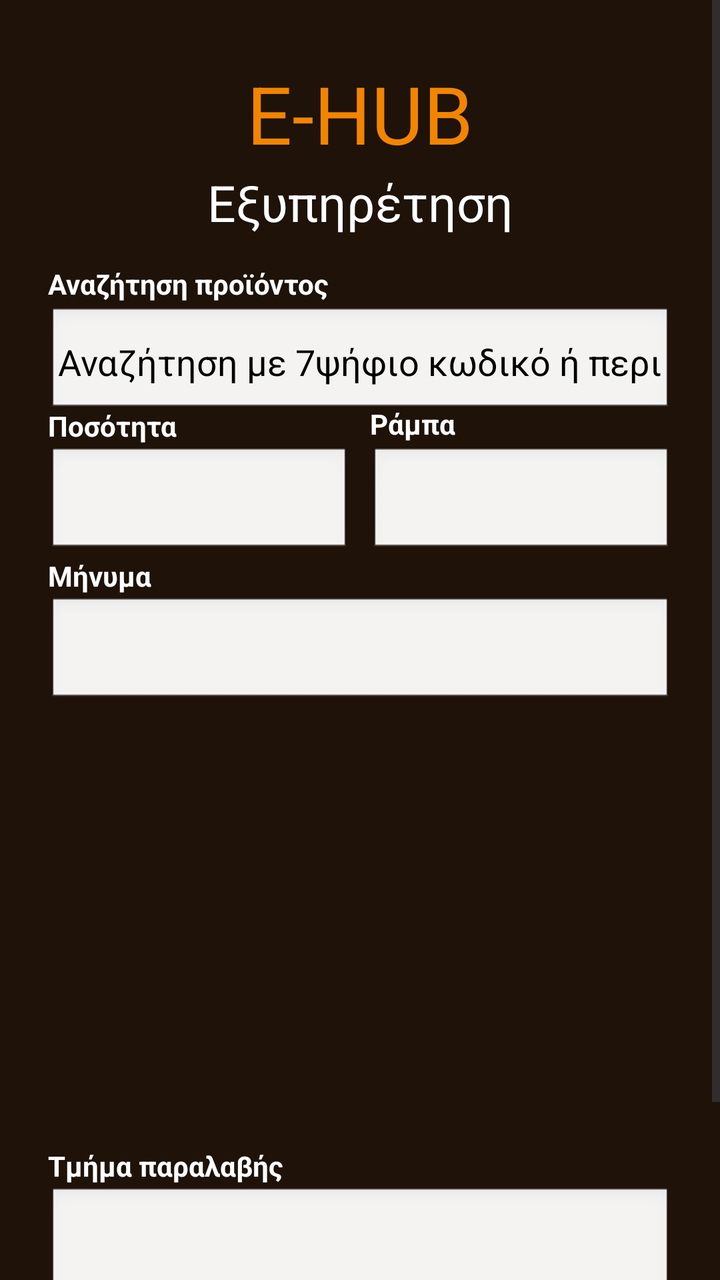
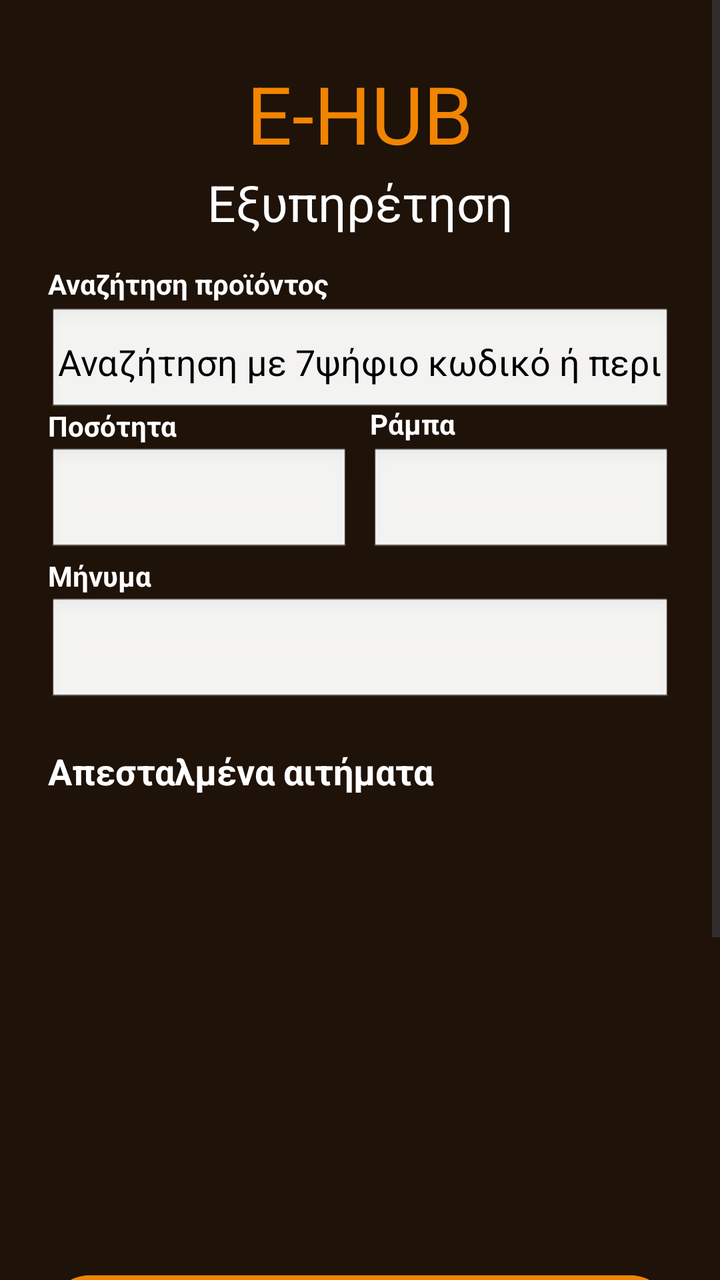

Screens rendered from an Android XML layout before and after an edit, with the pre-edit source and the edit as a unified diff.
<!-- AndroidManifest.xml: application theme Theme.EHUB -->
<!-- res/layout/customer_support.xml -->
<?xml version="1.0" encoding="utf-8"?>
<ScrollView
    xmlns:android="http://schemas.android.com/apk/res/android"
    xmlns:tools="http://schemas.android.com/tools"
    xmlns:app="http://schemas.android.com/apk/res-auto"
    android:layout_width="match_parent"
    android:layout_height="match_parent"
    android:background="@color/brown">

    <androidx.constraintlayout.widget.ConstraintLayout
        android:layout_width="match_parent"
        android:layout_height="wrap_content"
        android:paddingBottom="24dp">

        <TextView
            android:id="@+id/titleText"
            android:layout_width="wrap_content"
            android:layout_height="wrap_content"
            android:layout_marginTop="30dp"
            android:text="E-HUB"
            android:textColor="@color/orange"
            android:textSize="40sp"
            app:layout_constraintEnd_toEndOf="parent"
            app:layout_constraintStart_toStartOf="parent"
            app:layout_constraintTop_toTopOf="parent" />

        <TextView
            android:id="@+id/customerSupportTitle"
            android:layout_width="wrap_content"
            android:layout_height="wrap_content"
            android:layout_marginTop="1dp"
            android:text="Εξυπηρέτηση"
            android:textColor="@color/white"
            android:textSize="25sp"
            app:layout_constraintEnd_toEndOf="parent"
            app:layout_constraintStart_toStartOf="parent"
            app:layout_constraintTop_toBottomOf="@id/titleText" />

        <TextView
            android:id="@+id/productSearchLabel"
            android:layout_width="wrap_content"
            android:layout_height="wrap_content"
            android:layout_marginBottom="2dp"
            android:text="Αναζήτηση προϊόντος"
            android:textColor="@color/white"
            android:textSize="14sp"
            android:textStyle="bold"
            app:layout_constraintBottom_toTopOf="@id/customerSupportSearch"
            app:layout_constraintStart_toStartOf="@id/customerSupportSearch" />

        <EditText
            android:id="@+id/customerSupportSearch"
            android:layout_width="0dp"
            android:layout_height="55dp"
            android:layout_marginStart="24dp"
            android:layout_marginTop="70dp"
            android:layout_marginEnd="24dp"
            android:background="@android:drawable/edit_text"
            android:hint="Αναζήτηση με 7ψήφιο κωδικό ή περιγραφή"
            android:inputType="text"
            android:padding="5dp"
            android:singleLine="true"
            android:textColor="@color/black"
            android:textColorHint="@color/black"
            app:layout_constraintEnd_toEndOf="parent"
            app:layout_constraintStart_toStartOf="parent"
            app:layout_constraintTop_toBottomOf="@id/titleText" />

        <ScrollView
            android:id="@+id/customerSupSuggestionsScroll"
            android:layout_width="0dp"
            android:layout_height="150dp"
            android:layout_marginStart="20dp"
            android:layout_marginEnd="20dp"
            android:background="@android:color/white"
            android:elevation="8dp"
            android:visibility="gone"
            app:layout_constraintEnd_toEndOf="parent"
            app:layout_constraintStart_toStartOf="parent"
            app:layout_constraintTop_toBottomOf="@id/customerSupportSearch">

            <LinearLayout
                android:id="@+id/customerSupSuggestionsList"
                android:layout_width="match_parent"
                android:layout_height="wrap_content"
                android:orientation="vertical"
                android:padding="8dp" />

        </ScrollView>

        <TextView
            android:id="@+id/quantityLabel"
            android:layout_width="wrap_content"
            android:layout_height="wrap_content"
            android:layout_marginBottom="1dp"
            android:text="Ποσότητα"
            android:textColor="@color/white"
            android:textSize="14sp"
            android:textStyle="bold"
            app:layout_constraintBottom_toTopOf="@id/quantityInput"
            app:layout_constraintStart_toStartOf="@id/quantityInput" />

        <EditText
            android:id="@+id/quantityInput"
            android:layout_width="0dp"
            android:layout_height="55dp"
            android:layout_marginStart="24dp"
            android:layout_marginTop="15dp"
            android:layout_marginEnd="2dp"
            android:background="@android:drawable/edit_text"
            android:inputType="number"
            android:padding="12dp"
            android:singleLine="true"
            android:textColor="@color/black"
            android:textColorHint="#777777"
            app:layout_constraintEnd_toStartOf="@id/locationInput"
            app:layout_constraintStart_toStartOf="parent"
            app:layout_constraintTop_toBottomOf="@id/customerSupportSearch" />

        <TextView
            android:id="@+id/r_θεση"
            android:layout_width="wrap_content"
            android:layout_height="wrap_content"
            android:layout_marginBottom="2dp"
            android:text="Ράμπα"
            android:textColor="@color/white"
            android:textSize="14sp"
            android:textStyle="bold"
            app:layout_constraintBottom_toTopOf="@id/locationInput"
            app:layout_constraintStart_toStartOf="@id/locationInput" />

        <EditText
            android:id="@+id/locationInput"
            android:layout_width="0dp"
            android:layout_height="55dp"
            android:layout_marginStart="8dp"
            android:layout_marginEnd="24dp"
            android:background="@android:drawable/edit_text"
            android:inputType="number"
            android:padding="12dp"
            android:singleLine="true"
            android:textColor="@color/black"
            android:textColorHint="#777777"
            app:layout_constraintEnd_toEndOf="parent"
            app:layout_constraintStart_toEndOf="@id/quantityInput"
            app:layout_constraintTop_toTopOf="@id/quantityInput" />

        <TextView
            android:id="@+id/messageLabel"
            android:layout_width="wrap_content"
            android:layout_height="wrap_content"
            android:layout_marginBottom="1dp"
            android:text="Μήνυμα"
            android:textColor="@color/white"
            android:textSize="14sp"
            android:textStyle="bold"
            app:layout_constraintBottom_toTopOf="@id/messageInput"
            app:layout_constraintStart_toStartOf="@id/messageInput" />

        <EditText
            android:id="@+id/messageInput"
            android:layout_width="0dp"
            android:layout_height="55dp"
            android:layout_marginStart="24dp"
            android:layout_marginTop="20dp"
            android:layout_marginEnd="24dp"
            android:background="@android:drawable/edit_text"
            android:inputType="text"
            android:padding="10dp"
            android:singleLine="true"
            android:textColor="@color/black"
            android:textColorHint="@color/black"
            app:layout_constraintEnd_toEndOf="parent"
            app:layout_constraintStart_toStartOf="parent"
            app:layout_constraintTop_toBottomOf="@id/quantityInput" />

        <Button
            android:id="@+id/productInsert"
            android:layout_width="0dp"
            android:layout_height="55dp"
            android:layout_marginStart="24dp"
            android:layout_marginTop="16dp"
            android:layout_marginEnd="24dp"
            android:backgroundTint="@color/orange"
            android:text="+ Προσθήκη προϊόντος"
            android:textColor="@color/black"
            android:textSize="18sp"
            app:layout_constraintEnd_toEndOf="parent"
            app:layout_constraintStart_toStartOf="parent"
            app:layout_constraintTop_toBottomOf="@id/messageInput"
            android:visibility="gone"/>

        <androidx.recyclerview.widget.RecyclerView
            android:id="@+id/insertedProducts"
            android:layout_width="0dp"
            android:layout_height="190dp"
            android:layout_marginStart="20dp"
            android:layout_marginTop="10dp"
            android:layout_marginEnd="20dp"
            android:clipToPadding="false"
            android:padding="4dp"
            android:scrollbars="vertical"
            app:layout_constraintEnd_toEndOf="parent"
            app:layout_constraintStart_toStartOf="parent"
            app:layout_constraintTop_toBottomOf="@id/productInsert"
            />

        <TextView
            android:id="@+id/departmentLabel"
            android:layout_width="wrap_content"
            android:layout_height="wrap_content"
            android:layout_marginStart="24dp"
            android:layout_marginTop="20dp"
            android:text="Τμήμα παραλαβής"
            android:textColor="@color/white"
            android:textSize="14sp"
            android:textStyle="bold"
            app:layout_constraintStart_toStartOf="parent"
            app:layout_constraintTop_toBottomOf="@id/insertedProducts" />

        <Spinner
            android:id="@+id/selectDepartment"
            android:layout_width="0dp"
            android:layout_height="55dp"
            android:layout_marginTop="1dp"
            android:layout_marginEnd="24dp"
            android:background="@android:drawable/edit_text"
            android:paddingStart="12dp"
            android:paddingEnd="12dp"
            app:layout_constraintEnd_toEndOf="parent"
            app:layout_constraintStart_toStartOf="@id/departmentLabel"
            app:layout_constraintTop_toBottomOf="@id/departmentLabel" />

        <Button
            android:id="@+id/sendRequest"
            android:layout_width="0dp"
            android:layout_height="55dp"
            android:layout_marginStart="24dp"
            android:layout_marginTop="16dp"
            android:layout_marginEnd="24dp"
            android:backgroundTint="@color/orange"
            android:text="Αποστολή αιτήματος"
            android:textColor="@color/black"
            android:textSize="18sp"
            app:layout_constraintBottom_toBottomOf="parent"
            app:layout_constraintEnd_toEndOf="parent"
            app:layout_constraintStart_toStartOf="parent"
            app:layout_constraintTop_toBottomOf="@id/selectDepartment" />

    </androidx.constraintlayout.widget.ConstraintLayout>
</ScrollView>
<!-- resources referenced by this layout -->
<resources>
  <color name="black">#FF000000</color>
  <color name="brown">#1E1209</color>
  <color name="orange">#F28500</color>
  <color name="white">#FFFFFFFF</color>
  <style name="Theme.EHUB" parent="Base.Theme.EHUB" />
  <style name="Base.Theme.EHUB" parent="Theme.Material3.DayNight.NoActionBar">
          
          
      </style>
</resources>

<!-- the commit's change to res/layout/customer_support.xml (unified diff, before → after) -->
@@ -12,6 +12,8 @@
         android:layout_height="wrap_content"
         android:paddingBottom="24dp">
 
+        
+
         <TextView
             android:id="@+id/titleText"
             android:layout_width="wrap_content"
@@ -36,6 +38,8 @@
             app:layout_constraintStart_toStartOf="parent"
             app:layout_constraintTop_toBottomOf="@id/titleText" />
 
+        
+
         <TextView
             android:id="@+id/productSearchLabel"
             android:layout_width="wrap_content"
@@ -65,6 +69,8 @@
             app:layout_constraintEnd_toEndOf="parent"
             app:layout_constraintStart_toStartOf="parent"
             app:layout_constraintTop_toBottomOf="@id/titleText" />
+
+        
 
         <ScrollView
             android:id="@+id/customerSupSuggestionsScroll"
@@ -88,6 +94,8 @@
 
         </ScrollView>
 
+        
+
         <TextView
             android:id="@+id/quantityLabel"
             android:layout_width="wrap_content"
@@ -117,6 +125,8 @@
             app:layout_constraintStart_toStartOf="parent"
             app:layout_constraintTop_toBottomOf="@id/customerSupportSearch" />
 
+        
+
         <TextView
             android:id="@+id/r_θεση"
             android:layout_width="wrap_content"
@@ -145,6 +155,8 @@
             app:layout_constraintStart_toEndOf="@id/quantityInput"
             app:layout_constraintTop_toTopOf="@id/quantityInput" />
 
+        
+
         <TextView
             android:id="@+id/messageLabel"
             android:layout_width="wrap_content"
@@ -174,36 +186,53 @@
             app:layout_constraintStart_toStartOf="parent"
             app:layout_constraintTop_toBottomOf="@id/quantityInput" />
 
-        <Button
-            android:id="@+id/productInsert"
-            android:layout_width="0dp"
-            android:layout_height="55dp"
-            android:layout_marginStart="24dp"
-            android:layout_marginTop="16dp"
-            android:layout_marginEnd="24dp"
-            android:backgroundTint="@color/orange"
-            android:text="+ Προσθήκη προϊόντος"
-            android:textColor="@color/black"
+        
+
+        <TextView
+            android:id="@+id/sentRequestsTitle"
+            android:layout_width="wrap_content"
+            android:layout_height="wrap_content"
+            android:layout_marginStart="24dp"
+            android:layout_marginTop="20dp"
+            android:text="Απεσταλμένα αιτήματα"
+            android:textColor="@color/white"
             android:textSize="18sp"
-            app:layout_constraintEnd_toEndOf="parent"
-            app:layout_constraintStart_toStartOf="parent"
-            app:layout_constraintTop_toBottomOf="@id/messageInput"
-            android:visibility="gone"/>
+            android:textStyle="bold"
+            app:layout_constraintStart_toStartOf="parent"
+            app:layout_constraintTop_toBottomOf="@id/messageInput" />
 
         <androidx.recyclerview.widget.RecyclerView
             android:id="@+id/insertedProducts"
             android:layout_width="0dp"
-            android:layout_height="190dp"
+            android:layout_height="220dp"
             android:layout_marginStart="20dp"
-            android:layout_marginTop="10dp"
+            android:layout_marginTop="8dp"
             android:layout_marginEnd="20dp"
             android:clipToPadding="false"
             android:padding="4dp"
             android:scrollbars="vertical"
             app:layout_constraintEnd_toEndOf="parent"
             app:layout_constraintStart_toStartOf="parent"
-            app:layout_constraintTop_toBottomOf="@id/productInsert"
-            />
+            app:layout_constraintTop_toBottomOf="@id/sentRequestsTitle" />
+
+        
+
+        <Button
+            android:id="@+id/clearCompletedRequestsButton"
+            android:layout_width="0dp"
+            android:layout_height="50dp"
+            android:layout_marginStart="24dp"
+            android:layout_marginTop="8dp"
+            android:layout_marginEnd="24dp"
+            android:backgroundTint="@color/orange"
+            android:text="Καθαρισμός ολοκληρωμένων"
+            android:textColor="@color/black"
+            android:textSize="15sp"
+            app:layout_constraintEnd_toEndOf="parent"
+            app:layout_constraintStart_toStartOf="parent"
+            app:layout_constraintTop_toBottomOf="@id/insertedProducts" />
+
+        
 
         <TextView
             android:id="@+id/departmentLabel"
@@ -216,7 +245,7 @@
             android:textSize="14sp"
             android:textStyle="bold"
             app:layout_constraintStart_toStartOf="parent"
-            app:layout_constraintTop_toBottomOf="@id/insertedProducts" />
+            app:layout_constraintTop_toBottomOf="@id/clearCompletedRequestsButton" />
 
         <Spinner
             android:id="@+id/selectDepartment"
@@ -231,6 +260,8 @@
             app:layout_constraintStart_toStartOf="@id/departmentLabel"
             app:layout_constraintTop_toBottomOf="@id/departmentLabel" />
 
+        
+
         <Button
             android:id="@+id/sendRequest"
             android:layout_width="0dp"
